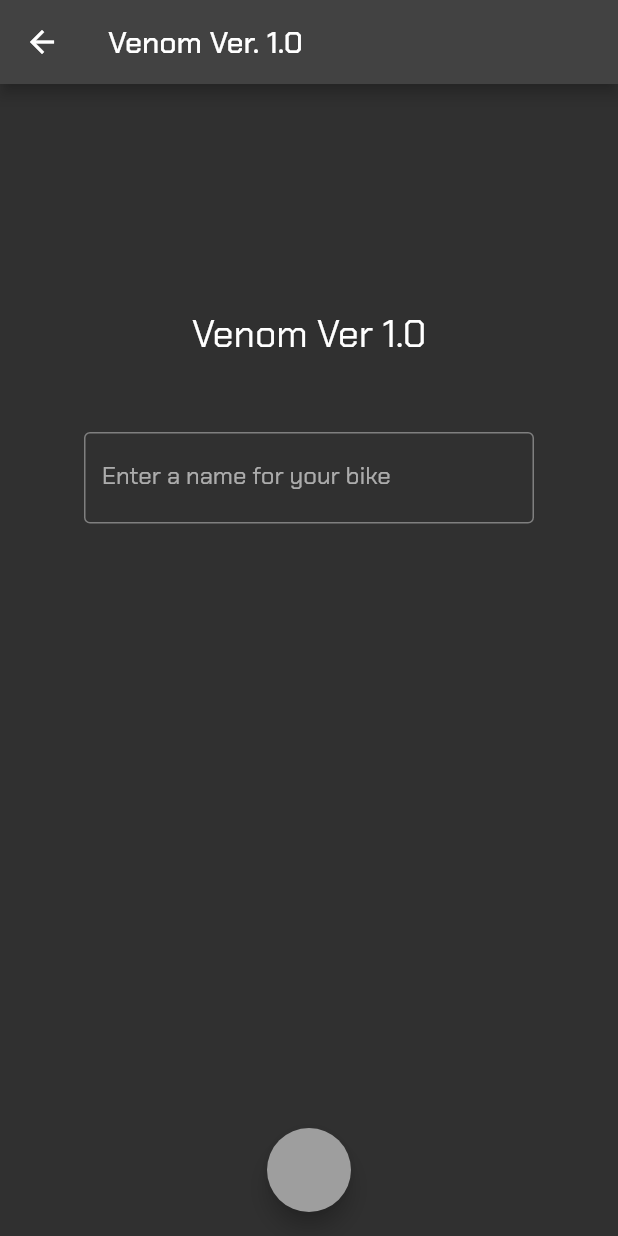
After one commit to navirobayo/venom, a Flutter app: the RideAnalyzer screen opened directly, on a phone screen of 412 x 824 dp. The commit adds this screen. Run offline on Flutter 3.47's test engine with Material 2 defaults, Android fonts, the phone set to English and light mode, and no system bars; our stand-ins replace google_fonts; statements that could not run were skipped.

Commit message:
New screens

```diff
--- a/venom/lib/screen03/tool_kit.dart
+++ b/venom/lib/screen03/tool_kit.dart
@@ -50,7 +50,7 @@ class _ToolKitState extends State<ToolKit> {
   Widget build(BuildContext context) {
     return Scaffold(
       appBar: AppBar(
-        title: const Text("Working title2"),
+        title: const Text("{ }"),
       ),
       body: Center(
         child: ListView(
--- /dev/null
+++ b/venom/lib/screen04/ride_analyzer.dart
@@ -0,0 +1,56 @@
+import 'package:flutter/material.dart';
+import 'package:venom/screen04/bike_data.dart';
+
+class RideAnalyzer extends StatelessWidget {
+  const RideAnalyzer({super.key});
+  final TextEditingController _nameController = TextEditingController();
+
+  @override
+  Widget build(BuildContext context) {
+    return Scaffold(
+      floatingActionButtonLocation: FloatingActionButtonLocation.centerFloat,
+      appBar: AppBar(
+        title: const Text("Venom Ver. 1.0"),
+      ),
+      body: Center(
+        child: Column(
+          children: [
+            const SizedBox(
+              height: 150,
+            ),
+            const Text("Venom Ver 1.0", style: TextStyle(fontSize: 25)),
+            const SizedBox(
+              height: 50,
+            ),
+            Container(
+              width: 300,
+              child: TextField(
+                controller: _nameController,
+                obscureText: true,
+                decoration: const InputDecoration(
+                    border: OutlineInputBorder(),
+                    labelText: "Enter a name for your bike"),
+              ),
+            ),
+            const SizedBox(
+              height: 50,
+            ),
+          ],
+        ),
+      ),
+      floatingActionButton: FloatingActionButton(
+        onPressed: () {
+          Navigator.push(
+            context,
+            MaterialPageRoute(
+              builder: (context) => BikeData(
+                bikeName: _nameController.text,
+              ),
+            ),
+          );
+        },
+        backgroundColor: Colors.grey,
+      ),
+    );
+  }
+}
```
Also changed, not shown: venom/lib/screen04/bike_data.dart (added, +56 -0 lines).
